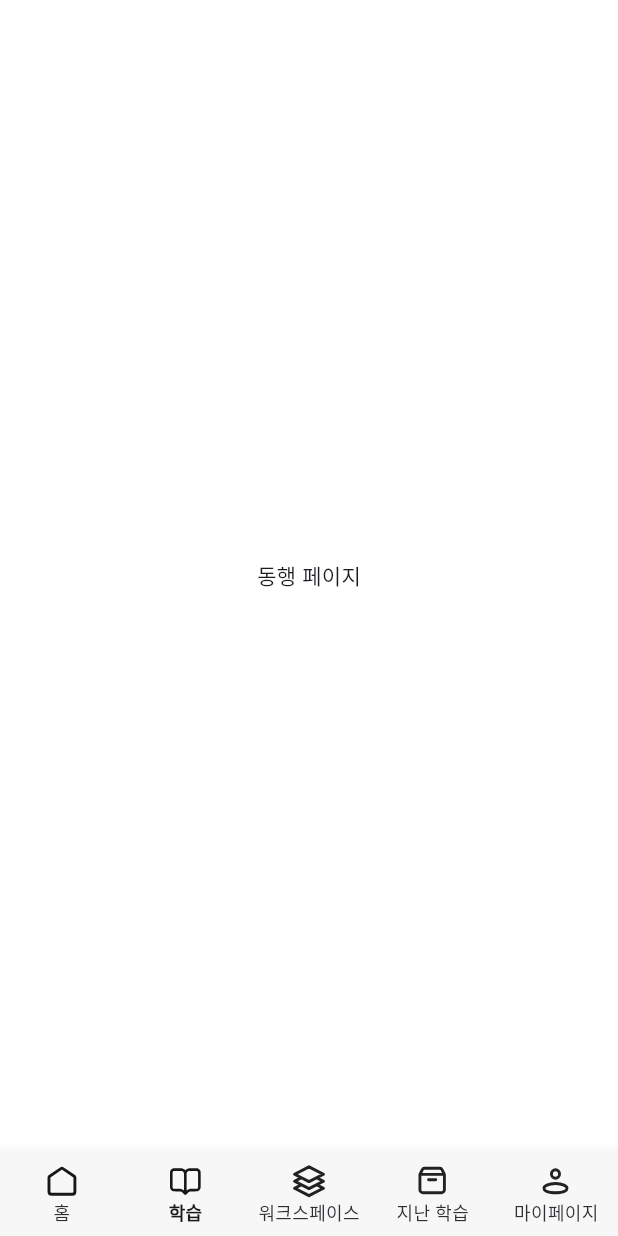
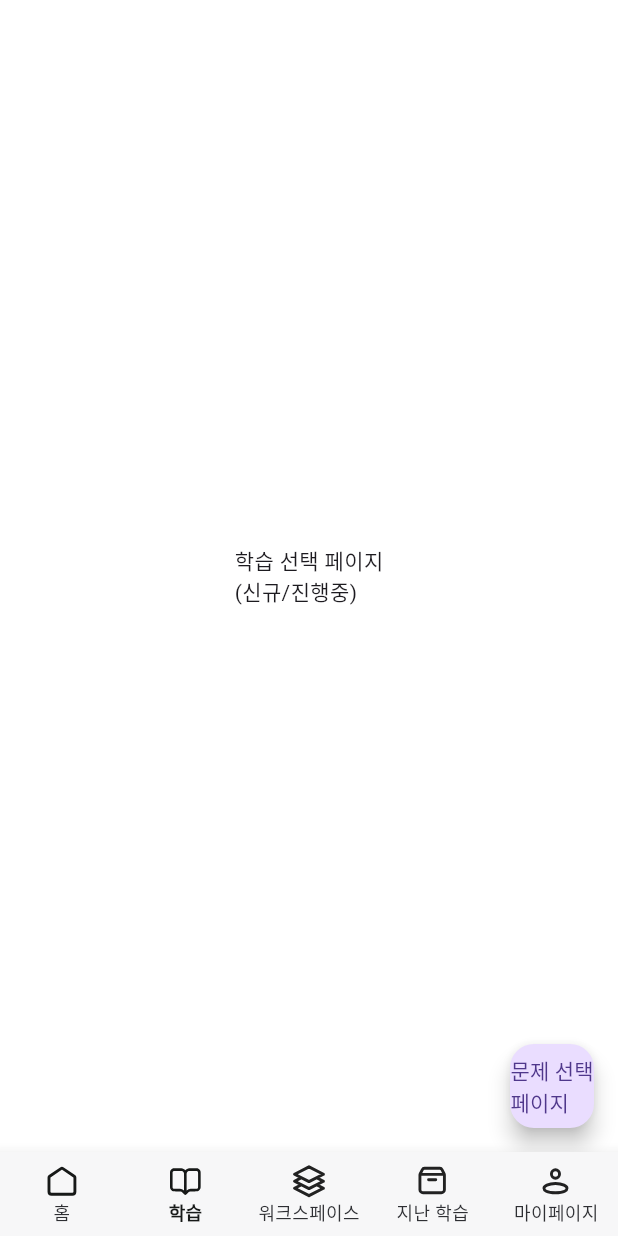
Before and after one commit to jjava-app/jjava_flutter, a Flutter app: the MainHolder screen opened by its route, item 2 of the bottom bar chosen, on a phone screen of 412 x 824 dp. Run offline on Flutter 3.47's test engine with Material 3 defaults, Android fonts, the phone set to English and light mode, and no system bars; our stand-ins replace flutter_riverpod, flutter_svg; Roboto replaces fonts that are missing (Pretendard).

Commit message:
학습하기 구성 추가

```diff
--- a/lib/main.dart
+++ b/lib/main.dart
@@ -5,6 +5,8 @@ import 'package:jjava_flutter/ui/page/auth/join_page/join_page.dart';
 import 'package:jjava_flutter/ui/page/auth/login_page/login_page.dart';
 import 'package:jjava_flutter/ui/page/holder/home/home_page.dart';
 import 'package:jjava_flutter/ui/page/holder/main_holder.dart';
+import 'package:jjava_flutter/ui/page/holder/question/question_page.dart';
+import 'package:jjava_flutter/ui/page/holder/question/quetion_list_page/question_list_page.dart';
 import 'package:jjava_flutter/ui/page/splash/splash.dart';
 
 GlobalKey<NavigatorState> navigatorKey = GlobalKey<NavigatorState>();
@@ -28,6 +30,8 @@ class MyApp extends StatelessWidget {
         "/login": (context) => const LoginPage(),
         "/home": (context) => const HomePage(),
         "/main-holder": (context) => MainHolder(),
+        "/question-list": (context) => QuestionListPage(),
+        "/question": (context) => QuestionPage(),
       },
     );
   }
--- a/lib/ui/page/holder/main_holder.dart
+++ b/lib/ui/page/holder/main_holder.dart
@@ -2,7 +2,7 @@ import 'package:flutter/material.dart';
 import 'package:jjava_flutter/_core/style/m_icon.dart';
 import 'package:jjava_flutter/ui/page/holder/home/home_page.dart';
 import 'package:jjava_flutter/ui/page/holder/my_page/my_page_page.dart';
-import 'package:jjava_flutter/ui/page/holder/question/question_page.dart';
+import 'package:jjava_flutter/ui/page/holder/question/question_select_page/question_select_page.dart';
 import 'package:jjava_flutter/ui/page/holder/solved_question/solved_question_page.dart';
 
 class MainHolder extends StatefulWidget {
@@ -31,7 +31,7 @@ class _MainHolderState extends State<MainHolder> {
         children: [
           // rebuild에 의해 앞 번호의 화면들이 new 되는 문제 아직 존재.
           loadPages.contains(0) ? const HomePage() : Container(),
-          loadPages.contains(1) ? const QuestionPage() : Container(),
+          loadPages.contains(1) ? const QuestionSelectPage() : Container(),
           loadPages.contains(2) ? const HomePage() : Container(),
           loadPages.contains(3) ? const SolvedQuestionPage() : Container(),
           loadPages.contains(4) ? const MyPagePage() : Container(),
--- a/lib/ui/page/holder/question/question_page.dart
+++ b/lib/ui/page/holder/question/question_page.dart
@@ -1,13 +1,27 @@
 import 'package:flutter/material.dart';
+import 'package:jjava_flutter/_core/style/m_color.dart';
 
 class QuestionPage extends StatelessWidget {
   const QuestionPage({super.key});
 
   @override
   Widget build(BuildContext context) {
-    return Center(
-      child: Container(
-        child: Text("동행 페이지"),
+    return Scaffold(
+      appBar: AppBar(
+        leading: Text('리딩영역'),
+        title: Text(
+          '문제이름',
+          style: TextStyle(
+            fontSize: 22,
+            fontWeight: FontWeight.w700,
+            color: MColor.kLabel.normal,
+          ),
+        ),
+      ),
+      body: Center(
+        child: Container(
+          child: Text("학습 대시보드 페이지"),
+        ),
       ),
     );
   }
--- /dev/null
+++ b/lib/ui/page/holder/question/question_select_page/question_select_page.dart
@@ -0,0 +1,22 @@
+import 'package:flutter/material.dart';
+
+class QuestionSelectPage extends StatelessWidget {
+  const QuestionSelectPage({super.key});
+
+  @override
+  Widget build(BuildContext context) {
+    return Scaffold(
+      body: Center(
+        child: Container(
+          child: Text("학습 선택 페이지\n(신규/진행중)"),
+        ),
+      ),
+      floatingActionButton: FloatingActionButton(
+        child: Text('문제 선택\n페이지'),
+        onPressed: () {
+          Navigator.pushNamed(context, "/question-list");
+        },
+      ),
+    );
+  }
+}
```
Also changed, not shown: lib/ui/page/holder/question/quetion_list_page/question_list_page.dart (added, +22 -0 lines).
